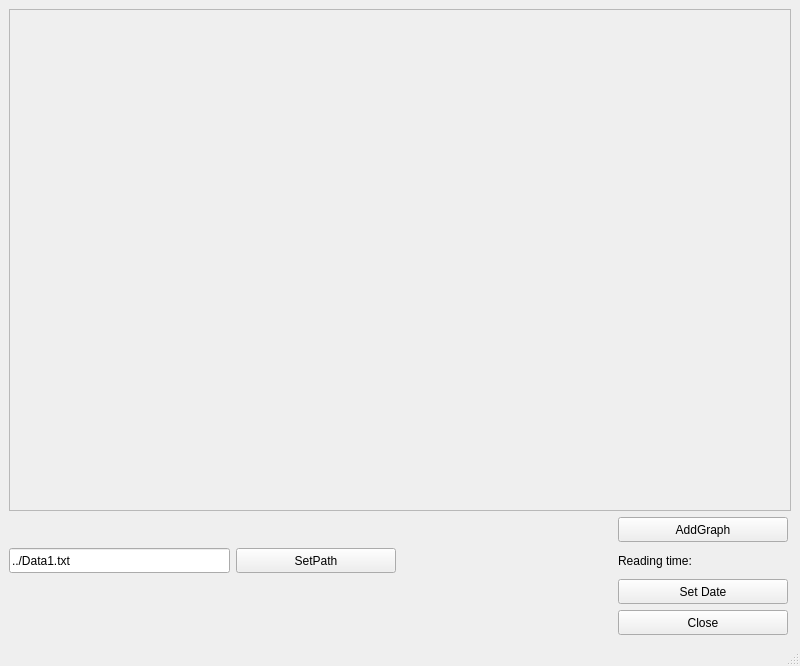
This is mainwindow.ui in bramboom/- as Qt 5 draws it before an edit. The edited form follows.
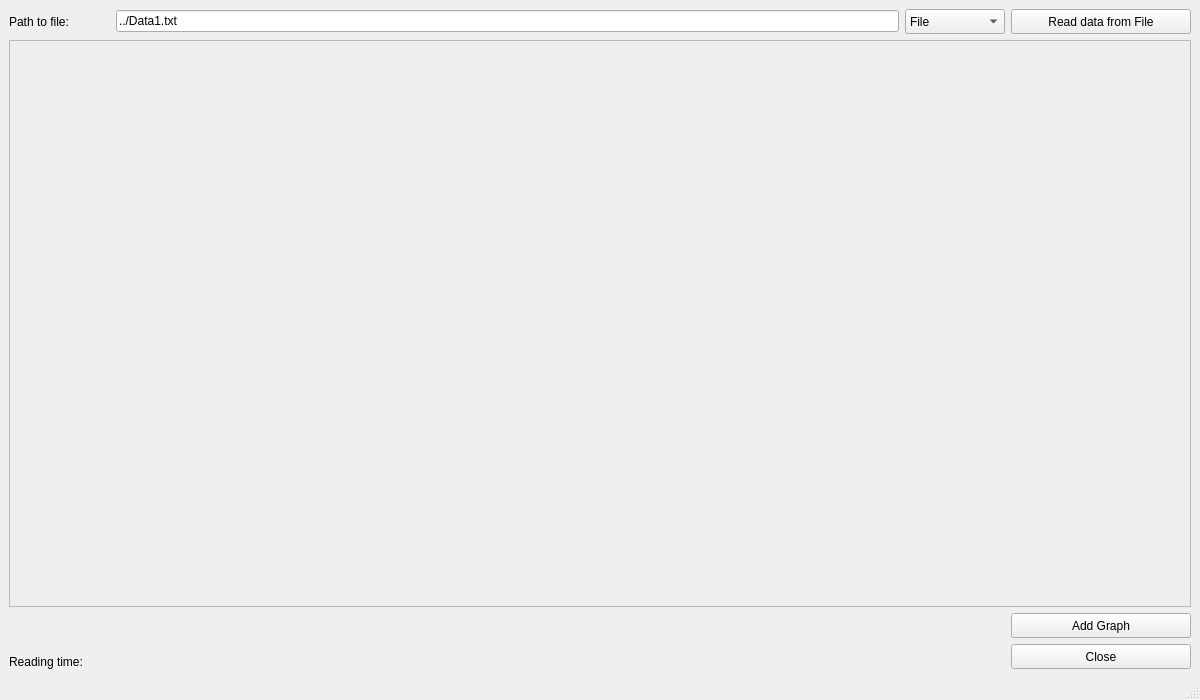
This is the edited form.

Diff of the .ui file:
```diff
--- a/mainwindow.ui
+++ b/mainwindow.ui
@@ -6,93 +6,112 @@
    <rect>
     <x>0</x>
     <y>0</y>
-    <width>800</width>
-    <height>666</height>
+    <width>1200</width>
+    <height>700</height>
    </rect>
   </property>
+  <property name="minimumSize">
+   <size>
+    <width>1200</width>
+    <height>700</height>
+   </size>
+  </property>
   <property name="windowTitle">
    <string>MainWindow</string>
   </property>
   <widget class="QWidget" name="centralwidget">
    <layout class="QGridLayout" name="gridLayout">
-    <item row="4" column="0" colspan="4">
-     <spacer name="horizontalSpacer_3">
-      <property name="orientation">
-       <enum>Qt::Horizontal</enum>
+    <item row="0" column="0">
+     <widget class="QLabel" name="lblPath">
+      <property name="minimumSize">
+       <size>
+        <width>85</width>
+        <height>17</height>
+       </size>
       </property>
-      <property name="sizeHint" stdset="0">
+      <property name="maximumSize">
        <size>
-        <width>600</width>
-        <height>20</height>
+        <width>85</width>
+        <height>17</height>
        </size>
       </property>
-     </spacer>
+      <property name="sizeIncrement">
+       <size>
+        <width>1</width>
+        <height>1</height>
+       </size>
+      </property>
+      <property name="text">
+       <string>Path to file:</string>
+      </property>
+     </widget>
     </item>
-    <item row="2" column="0" colspan="2">
+    <item row="0" column="1" colspan="2">
      <widget class="QLineEdit" name="lePath">
-      <property name="minimumSize">
-       <size>
-        <width>221</width>
-        <height>25</height>
-       </size>
-      </property>
-      <property name="maximumSize">
-       <size>
-        <width>221</width>
-        <height>25</height>
-       </size>
-      </property>
       <property name="text">
        <string>../Data1.txt</string>
       </property>
      </widget>
     </item>
-    <item row="1" column="4" colspan="2">
-     <widget class="QPushButton" name="btnAddGraph">
+    <item row="0" column="3">
+     <widget class="QComboBox" name="comboBox">
       <property name="minimumSize">
        <size>
-        <width>170</width>
+        <width>100</width>
         <height>25</height>
        </size>
       </property>
       <property name="maximumSize">
        <size>
-        <width>170</width>
+        <width>100</width>
         <height>25</height>
+       </size>
+      </property>
+      <property name="sizeIncrement">
+       <size>
+        <width>1</width>
+        <height>1</height>
+       </size>
+      </property>
+      <item>
+       <property name="text">
+        <string>File</string>
+       </property>
+      </item>
+      <item>
+       <property name="text">
+        <string>Server</string>
+       </property>
+      </item>
+     </widget>
+    </item>
+    <item row="0" column="4">
+     <widget class="QPushButton" name="btnRdDt">
+      <property name="minimumSize">
+       <size>
+        <width>180</width>
+        <height>25</height>
+       </size>
+      </property>
+      <property name="maximumSize">
+       <size>
+        <width>180</width>
+        <height>25</height>
+       </size>
+      </property>
+      <property name="sizeIncrement">
+       <size>
+        <width>1</width>
+        <height>1</height>
        </size>
       </property>
       <property name="text">
-       <string>AddGraph</string>
+       <string>Read data from File</string>
       </property>
      </widget>
     </item>
-    <item row="1" column="0" colspan="4">
-     <spacer name="horizontalSpacer">
-      <property name="orientation">
-       <enum>Qt::Horizontal</enum>
-      </property>
-      <property name="sizeHint" stdset="0">
-       <size>
-        <width>600</width>
-        <height>20</height>
-       </size>
-      </property>
-     </spacer>
-    </item>
-    <item row="0" column="0" colspan="6">
+    <item row="1" column="0" colspan="5">
      <widget class="QScrollArea" name="scrollArea">
-      <property name="minimumSize">
-       <size>
-        <width>782</width>
-        <height>476</height>
-       </size>
-      </property>
-      <property name="maximumSize">
-       <size>
-        <width>20000</width>
-        <height>20002</height>
-       </size>
-      </property>
       <property name="widgetResizable">
        <bool>true</bool>
       </property>
@@ -101,81 +120,69 @@
         <rect>
          <x>0</x>
          <y>0</y>
-         <width>780</width>
-         <height>478</height>
+         <width>1180</width>
+         <height>543</height>
         </rect>
        </property>
       </widget>
      </widget>
     </item>
-    <item row="3" column="4" colspan="2">
-     <widget class="QPushButton" name="btnSetDate">
-      <property name="minimumSize">
-       <size>
-        <width>170</width>
-        <height>25</height>
-       </size>
+    <item row="2" column="0" colspan="4">
+     <spacer name="horizontalSpacer">
+      <property name="orientation">
+       <enum>Qt::Horizontal</enum>
       </property>
-      <property name="maximumSize">
+      <property name="sizeHint" stdset="0">
        <size>
-        <width>170</width>
-        <height>25</height>
+        <width>993</width>
+        <height>22</height>
        </size>
       </property>
-      <property name="text">
-       <string>Set Date</string>
-      </property>
-     </widget>
+     </spacer>
     </item>
-    <item row="2" column="5">
-     <widget class="QLabel" name="lbRdTm">
+    <item row="2" column="4">
+     <widget class="QPushButton" name="btnAddGraph">
       <property name="minimumSize">
        <size>
-        <width>67</width>
-        <height>17</height>
+        <width>180</width>
+        <height>25</height>
        </size>
       </property>
       <property name="maximumSize">
        <size>
-        <width>67</width>
-        <height>17</height>
+        <width>180</width>
+        <height>25</height>
        </size>
       </property>
       <property name="text">
-       <string/>
+       <string>Add Graph</string>
       </property>
      </widget>
     </item>
-    <item row="2" column="2">
-     <widget class="QPushButton" name="btnSetPath">
-      <property name="minimumSize">
-       <size>
-        <width>160</width>
-        <height>25</height>
-       </size>
+    <item row="4" column="2" rowspan="2" colspan="2">
+     <spacer name="horizontalSpacer_2">
+      <property name="orientation">
+       <enum>Qt::Horizontal</enum>
       </property>
-      <property name="maximumSize">
+      <property name="sizeHint" stdset="0">
        <size>
-        <width>160</width>
-        <height>25</height>
+        <width>800</width>
+        <height>22</height>
        </size>
       </property>
-      <property name="text">
-       <string>SetPath</string>
-      </property>
-     </widget>
+     </spacer>
     </item>
-    <item row="4" column="4" colspan="2">
+    <item row="4" column="4" rowspan="2">
      <widget class="QPushButton" name="btnClose">
       <property name="minimumSize">
        <size>
-        <width>170</width>
+        <width>180</width>
         <height>25</height>
        </size>
       </property>
       <property name="maximumSize">
        <size>
-        <width>170</width>
+        <width>180</width>
         <height>25</height>
        </size>
       </property>
@@ -184,31 +191,37 @@
       </property>
      </widget>
     </item>
-    <item row="2" column="3">
-     <spacer name="horizontalSpacer_2">
-      <property name="orientation">
-       <enum>Qt::Horizontal</enum>
+    <item row="5" column="1">
+     <widget class="QLabel" name="lblRdTm">
+      <property name="minimumSize">
+       <size>
+        <width>80</width>
+        <height>0</height>
+       </size>
       </property>
-      <property name="sizeHint" stdset="0">
+      <property name="maximumSize">
        <size>
-        <width>204</width>
-        <height>20</height>
+        <width>80</width>
+        <height>16777215</height>
        </size>
       </property>
-     </spacer>
+      <property name="text">
+       <string/>
+      </property>
+     </widget>
     </item>
-    <item row="2" column="4">
-     <widget class="QLabel" name="lbRdTmName">
+    <item row="5" column="0">
+     <widget class="QLabel" name="lblRT">
       <property name="minimumSize">
        <size>
-        <width>100</width>
-        <height>17</height>
+        <width>101</width>
+        <height>0</height>
        </size>
       </property>
       <property name="maximumSize">
        <size>
-        <width>100</width>
-        <height>17</height>
+        <width>101</width>
+        <height>16777215</height>
        </size>
       </property>
       <property name="text">
@@ -216,19 +229,6 @@
       </property>
      </widget>
     </item>
-    <item row="3" column="0" colspan="4">
-     <spacer name="horizontalSpacer_4">
-      <property name="orientation">
-       <enum>Qt::Horizontal</enum>
-      </property>
-      <property name="sizeHint" stdset="0">
-       <size>
-        <width>204</width>
-        <height>20</height>
-       </size>
-      </property>
-     </spacer>
-    </item>
    </layout>
   </widget>
   <widget class="QMenuBar" name="menubar">
```
Left out of the diff: 14 changed lines with no effect on the pictures.
